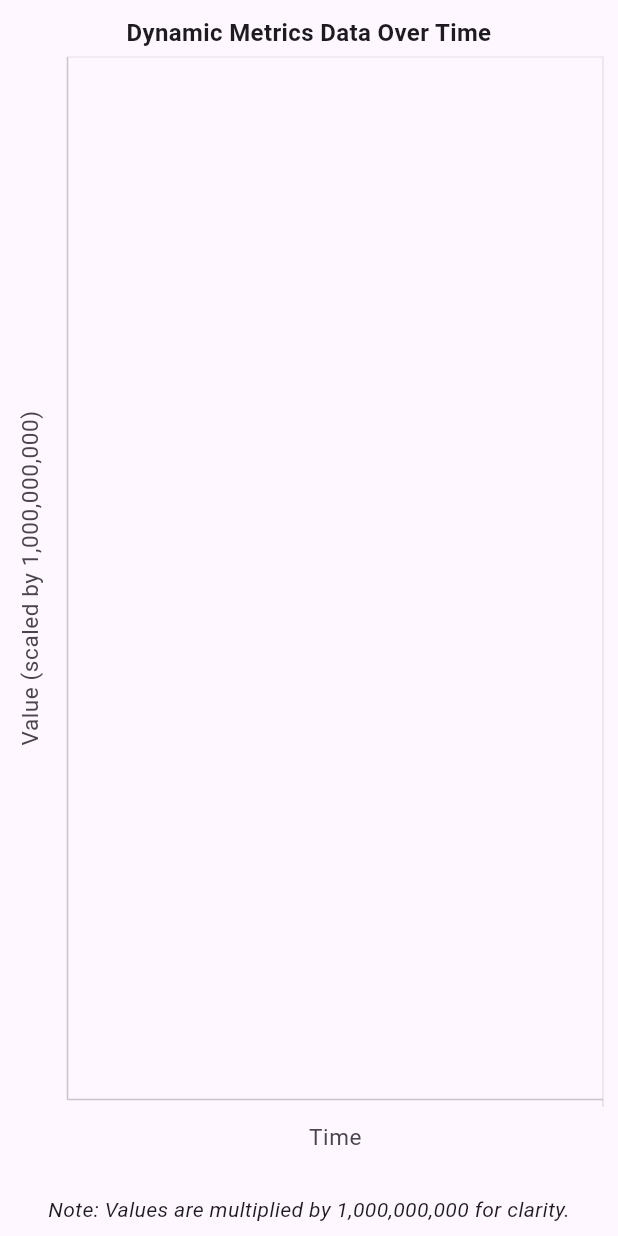
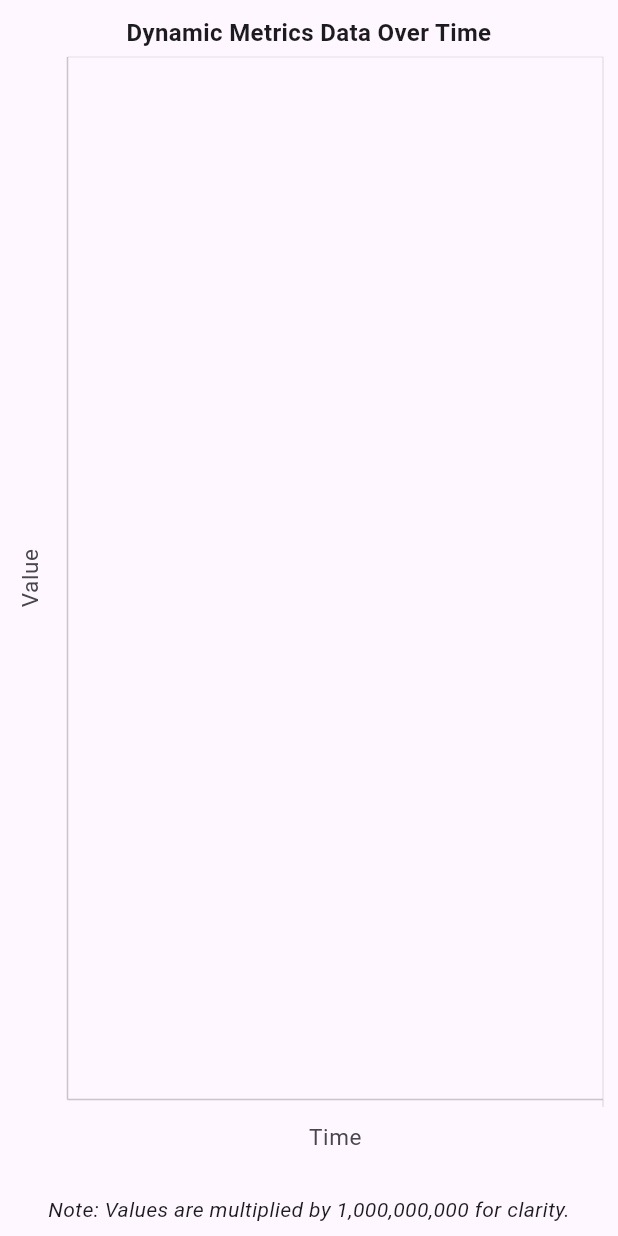
Before and after one commit to Labbi-capstone/labbi_frontend, a Flutter app: the LineChartComponent screen opened directly with empty values, on a phone screen of 412 x 824 dp. Run offline on Flutter 3.47's test engine with Material 3 defaults, Android fonts, the phone set to English and light mode, and no system bars; our stand-ins replace fl_chart, flutter_dotenv, flutter_riverpod, flutter_switch, font_awesome_flutter, google_fonts and 5 more; accounts and stored records are empty.

Commit message:
update chart

```diff
--- a/lib/app/components/charts/bar_chart_component.dart
+++ b/lib/app/components/charts/bar_chart_component.dart
@@ -54,7 +54,7 @@ class _BarChartComponentState extends State<BarChartComponent> {
           DateTime.fromMillisecondsSinceEpoch((timestamp * 1000).toInt()));
 
       final value = double.tryParse(valueList[1].toString()) ?? 0.0;
-      final scaledValue = value * 1000000; // Adjust scale as needed
+      // final scaledValue = value * 1000000; // Adjust scale as needed
 
       final metricName = metric['__name__'] as String;
 
@@ -65,7 +65,7 @@ class _BarChartComponentState extends State<BarChartComponent> {
       // Add new data and ensure only the latest 5 entries are kept
       updatedData[metricName]!.add(BarData(
         formattedTimestamp,
-        scaledValue,
+        value,
       ));
 
       if (updatedData[metricName]!.length > 1) {
--- a/lib/app/components/charts/line_chart_component.dart
+++ b/lib/app/components/charts/line_chart_component.dart
@@ -161,6 +161,7 @@ class _LineChartComponentState extends State<LineChartComponent> {
                   isResponsive: true,
                 ),
                 zoomPanBehavior: ZoomPanBehavior(
+                  enablePinching: true,
                   zoomMode: ZoomMode.xy,
                   enablePanning: true,
                 ),
@@ -174,13 +175,14 @@ class _LineChartComponentState extends State<LineChartComponent> {
                   labelStyle: const TextStyle(fontSize: 10),
                 ),
                 primaryYAxis: NumericAxis(
-                  title: AxisTitle(text: 'Value (scaled by 1,000,000,000)'),
+                  title: AxisTitle(text: 'Value'),
                   majorGridLines: const MajorGridLines(width: 0.5),
                   majorTickLines: const MajorTickLines(width: 0.5),
                   labelFormat: '{value}',
                   minimum: _yAxisMinimum,
                   maximum: _yAxisMaximum,
                   interval: _yAxisInterval,
+                  labelStyle: const TextStyle(fontSize: 12),
                 ),
                 tooltipBehavior: TooltipBehavior(
                   enable: true,
```
